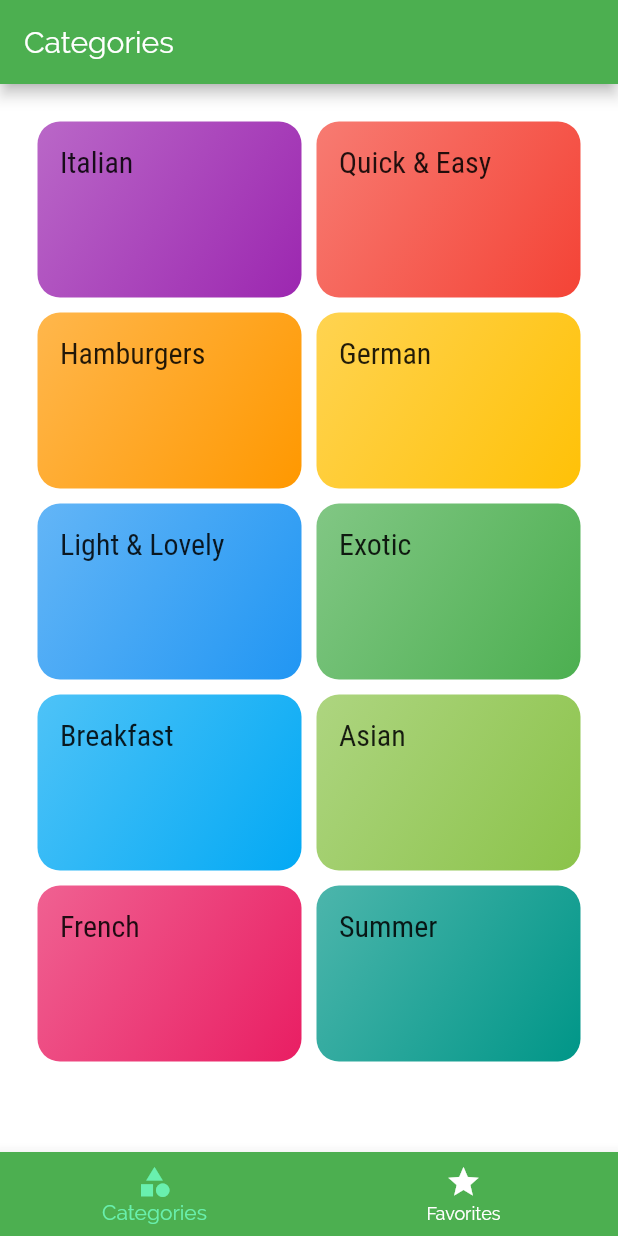
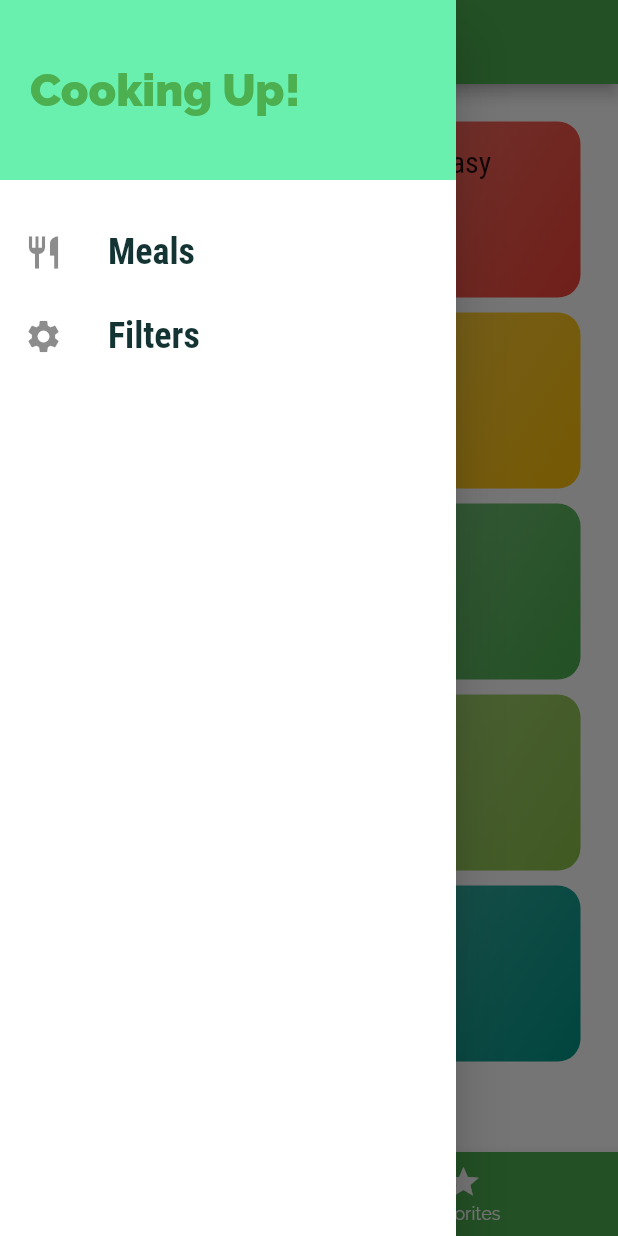
Before and after one commit to dhiyaaulauliyaa/flutter_meals_app, a Flutter app: the screen it shows after launch, with the side drawer open (before the commit the screen has no drawer), on a phone screen of 412 x 824 dp. Run offline on Flutter 3.47's test engine with Material 2 defaults, Android fonts, the phone set to English and light mode, and no system bars.

Commit message:
add drawer

```diff
--- a/lib/main.dart
+++ b/lib/main.dart
@@ -4,6 +4,7 @@ import './screens/tabs_screen.dart';
 //import './screens/categories_screen.dart';
 import './screens/category_meals_screen.dart';
 import './screens/meal_detail_screen.dart';
+import './screens/filters_screen.dart';
 
 void main() => runApp(MyApp());
 
@@ -33,8 +34,11 @@ class MyApp extends StatelessWidget {
           ),
         ),
       ),
+
       home: TabsScreen(),
       routes: {
+        TabsScreen.routeName : (ctx) => TabsScreen(),
+        FiltersScreen.routeName : (ctx) => FiltersScreen(),
         CategoryMealsScreen.routeName : (ctx) => CategoryMealsScreen(),
         MealDetailScreen.routeName : (ctx) => MealDetailScreen(),
       },
--- /dev/null
+++ b/lib/screens/filters_screen.dart
@@ -0,0 +1,18 @@
+import 'package:flutter/material.dart';
+
+import '../widgets/main_drawer.dart';
+
+class FiltersScreen extends StatelessWidget {
+  static const routeName = '/filters-screen';
+
+  @override
+  Widget build(BuildContext context) {
+    return Scaffold(
+      appBar: AppBar(
+        title: Text("Filter"),
+      ),
+      drawer: MainDrawer(),
+      body: Text("Filter!"),
+    );
+  }
+}
--- a/lib/screens/tabs_screen.dart
+++ b/lib/screens/tabs_screen.dart
@@ -2,8 +2,11 @@ import 'package:flutter/material.dart';
 
 import './favorites_screen.dart';
 import './categories_screen.dart';
+import '../widgets/main_drawer.dart';
 
 class TabsScreen extends StatefulWidget {
+  static const routeName = '/tabs-screen';
+
   @override
   _TabsScreenState createState() => _TabsScreenState();
 }
@@ -34,6 +37,7 @@ class _TabsScreenState extends State<TabsScreen> {
         title: Text(_pages[_selectedPageIndex]['title']),
       ),
       body: _pages[_selectedPageIndex]['page'],
+      drawer: MainDrawer(),
       bottomNavigationBar: BottomNavigationBar(
         onTap: _selectPage,
         backgroundColor: Theme.of(context).primaryColor,
--- /dev/null
+++ b/lib/widgets/main_drawer.dart
@@ -0,0 +1,64 @@
+import 'package:flutter/material.dart';
+
+import '../screens/tabs_screen.dart';
+import '../screens/filters_screen.dart';
+
+class MainDrawer extends StatelessWidget {
+  Widget buildListTile(String title, IconData icon, Function tapHandler) {
+    return ListTile(
+      leading: Icon(
+        icon,
+        size: 26,
+      ),
+      title: Text(
+        title,
+        style: TextStyle(
+          fontFamily: 'RobotoCondensed',
+          fontSize: 24,
+          fontWeight: FontWeight.bold,
+        ),
+      ),
+      onTap: tapHandler,
+    );
+  }
+
+  @override
+  Widget build(BuildContext context) {
+    return Drawer(
+      child: Column(
+        children: <Widget>[
+          Container(
+            height: 120,
+            width: double.infinity,
+            padding: EdgeInsets.all(20),
+            alignment: Alignment.centerLeft,
+            color: Theme.of(context).accentColor,
+            child: Text(
+              'Cooking Up!',
+              style: TextStyle(
+                  fontWeight: FontWeight.w900,
+                  fontSize: 30,
+                  color: Theme.of(context).primaryColor),
+            ),
+          ),
+          SizedBox(
+            height: 20,
+          ),
+          buildListTile(
+            'Meals',
+            Icons.restaurant, () {
+              Navigator.of(context).pushNamed(TabsScreen.routeName);
+          },
+          ),
+          buildListTile(
+            'Filters',
+            Icons.settings,
+                () {
+              Navigator.of(context).pushNamed(FiltersScreen.routeName);
+            },
+          ),
+        ],
+      ),
+    );
+  }
+}
```
